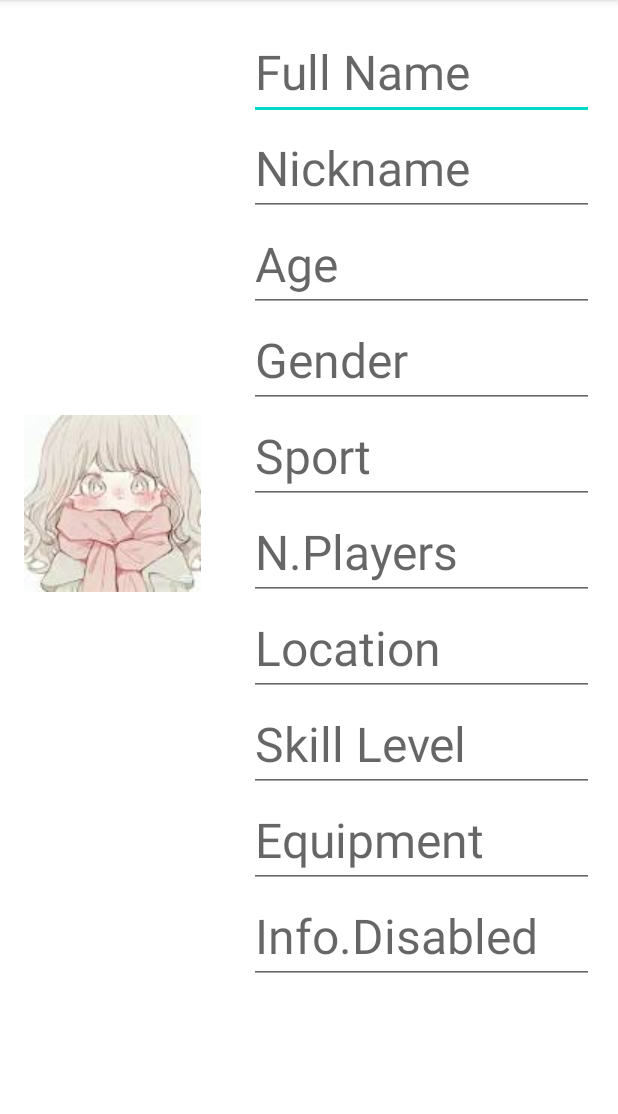
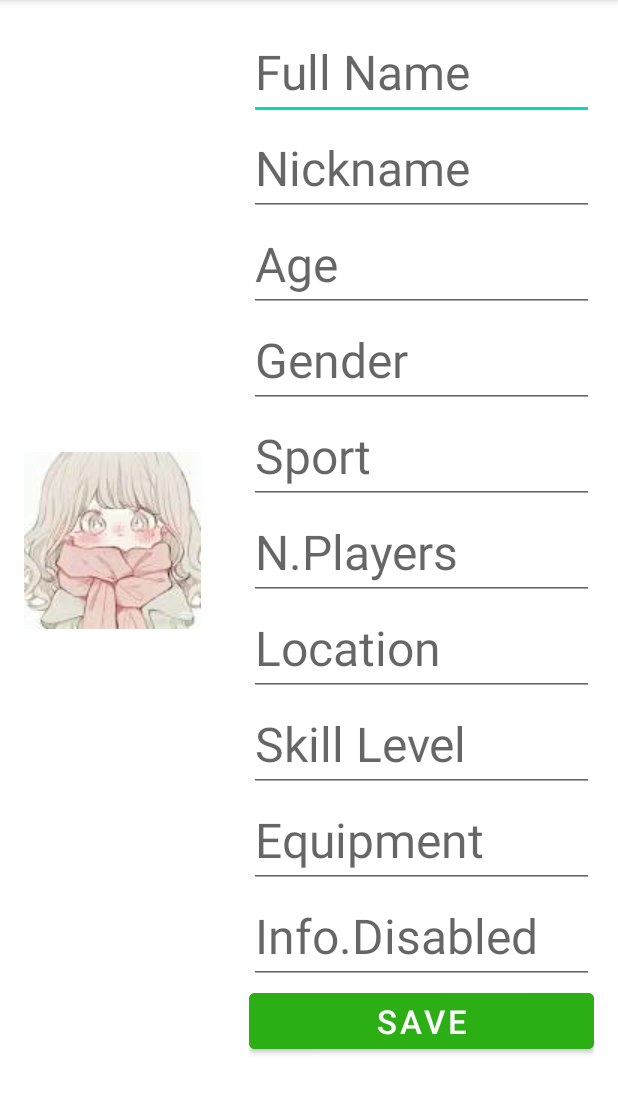
Before and after one commit to chenghuakang/ShowProfileActivity, an Android app: the EditProfileActivity screen opened directly, with no data from a screen before it, on a phone screen of 412 x 824 dp, the part 84-1198 px from its top. Run offline under Robolectric (Android 15) with nearby library versions, the phone set to English and light mode, and no system bars.

Commit message:
added onSaveInstanceState

```diff
--- a/app/src/main/java/com/example/showprofileactivity/EditProfileActivity.kt
+++ b/app/src/main/java/com/example/showprofileactivity/EditProfileActivity.kt
@@ -2,10 +2,54 @@ package com.example.showprofileactivity
 
 import androidx.appcompat.app.AppCompatActivity
 import android.os.Bundle
+import android.widget.Button
+import android.widget.EditText
+import android.widget.LinearLayout
 
 class EditProfileActivity : AppCompatActivity() {
+    lateinit var fn: EditText
+    lateinit var nick: EditText
+    lateinit var age: EditText
+    lateinit var gender: EditText
+    lateinit var sport: EditText
+    lateinit var players: EditText
+    lateinit var location: EditText
+    lateinit var skill: EditText
+    lateinit var equipment: EditText
+    lateinit var disabled: EditText
+
+
     override fun onCreate(savedInstanceState: Bundle?) {
         super.onCreate(savedInstanceState)
         setContentView(R.layout.activity_edit_profile)
+
+        fn = findViewById(R.id.fullname)
+        nick = findViewById(R.id.nickname)
+        age = findViewById(R.id.age)
+        gender = findViewById(R.id.gender)
+        sport = findViewById(R.id.sport)
+        players = findViewById(R.id.players)
+        location = findViewById(R.id.location)
+        skill = findViewById(R.id.skill)
+        equipment = findViewById(R.id.equipment)
+        disabled = findViewById(R.id.disabled)
+
+        val b= findViewById<Button>(R.id.button2)
+    }
+
+    override fun onSaveInstanceState(outState: Bundle) {
+        //saves data when screen is rotated
+
+        super.onSaveInstanceState(outState)
+        outState.putString("fullname_text",fn.toString())
+        outState.putString("nickname_text",nick.toString())
+        outState.putInt("age_int",age.toString().toIntOrNull() ?: 0)
+        outState.putString("gender_text",gender.toString())
+        outState.putString("sport_text",sport.toString())
+        outState.putInt("players_int",players.toString().toIntOrNull() ?: 0)
+        outState.putString("location_text",location.toString())
+        outState.putString("skill_text",skill.toString())
+        outState.putString("equipment_text",equipment.toString())
+        outState.putString("disabled_text",disabled.toString())
     }
 }
--- a/app/src/main/res/layout/activity_edit_profile.xml
+++ b/app/src/main/res/layout/activity_edit_profile.xml
@@ -1,41 +1,43 @@
 <?xml version="1.0" encoding="utf-8"?>
-<ScrollView
-    xmlns:android="http://schemas.android.com/apk/res/android"
+<ScrollView xmlns:android="http://schemas.android.com/apk/res/android"
     xmlns:app="http://schemas.android.com/apk/res-auto"
     xmlns:tools="http://schemas.android.com/tools"
     android:layout_width="match_parent"
     android:layout_height="match_parent"
-    tools:context=".EditProfileActivity"
+    android:label="EditProfileActivity"
     android:orientation="vertical"
-    android:label="EditProfileActivity"
     android:parentActivityName=".MainActivity"
-    >
+    tools:context=".EditProfileActivity">
 
     <LinearLayout
         android:layout_width="match_parent"
         android:layout_height="wrap_content"
-        android:padding="16dp"
-        android:orientation="horizontal">
+        android:orientation="horizontal"
+        android:padding="16dp">
+
         <LinearLayout
             android:layout_width="wrap_content"
             android:layout_height="wrap_content"
-            android:layout_weight="1"
-            android:layout_gravity="center">
+            android:layout_gravity="center"
+            android:layout_weight="1">
+
             <ImageView
                 android:id="@+id/imageView"
                 android:layout_width="wrap_content"
                 android:layout_height="wrap_content"
-                android:background="@drawable/images"
+                android:layout_gravity="center_horizontal"
                 android:layout_marginRight="16dp"
-                android:layout_gravity="center_horizontal"/>
+                android:background="@drawable/images" />
         </LinearLayout>
+
         <LinearLayout
             android:layout_width="wrap_content"
             android:layout_height="wrap_content"
-            android:orientation="vertical"
-            android:layout_weight="2">
+            android:layout_weight="2"
+            android:orientation="vertical">
 
             <EditText
+                android:id="@+id/fullname"
                 android:layout_width="match_parent"
                 android:layout_height="wrap_content"
                 android:hint="@string/full_name"
@@ -43,69 +45,91 @@
                 android:textSize="32sp" />
 
             <EditText
+                android:id="@+id/nickname"
                 android:layout_width="match_parent"
                 android:layout_height="wrap_content"
+                android:hint="@string/nickname"
                 android:inputType="text"
-                android:hint="@string/nickname"
                 android:textSize="32sp" />
 
             <EditText
+                android:id="@+id/age"
                 android:layout_width="match_parent"
                 android:layout_height="wrap_content"
+                android:hint="@string/age"
                 android:inputType="number"
-                android:hint="@string/age"
                 android:textSize="32sp" />
 
             <EditText
+                android:id="@+id/gender"
                 android:layout_width="match_parent"
                 android:layout_height="wrap_content"
+                android:hint="@string/gender"
                 android:inputType="text"
-                android:hint="@string/gender"
                 android:textSize="32sp" />
 
             <EditText
+                android:id="@+id/sport"
                 android:layout_width="match_parent"
                 android:layout_height="wrap_content"
+                android:hint="@string/sport"
                 android:inputType="text"
-                android:hint="@string/sport"
                 android:textSize="32sp" />
 
             <EditText
+                android:id="@+id/players"
                 android:layout_width="match_parent"
                 android:layout_height="wrap_content"
+                android:hint="@string/num_players"
                 android:inputType="number"
-                android:hint="@string/num_players"
                 android:textSize="32sp" />
 
             <EditText
+                android:id="@+id/location"
                 android:layout_width="match_parent"
                 android:layout_height="wrap_content"
+                android:hint="@string/location"
                 android:inputType="text"
-                android:hint="@string/location"
                 android:textSize="32sp" />
 
             <EditText
+                android:id="@+id/skill"
                 android:layout_width="match_parent"
                 android:layout_height="wrap_content"
+                android:hint="@string/skill_lvl"
                 android:inputType="text"
-                android:hint="@string/skill_lvl"
                 android:textSize="32sp" />
 
 
             <EditText
+                android:id="@+id/equipment"
                 android:layout_width="match_parent"
                 android:layout_height="wrap_content"
+                android:hint="@string/equipment"
                 android:inputType="text"
-                android:hint="@string/equipment"
                 android:textSize="32sp" />
 
             <EditText
+                android:id="@+id/disabled"
                 android:layout_width="match_parent"
                 android:layout_height="wrap_content"
+                android:hint="@string/info_disabled"
                 android:inputType="text"
-                android:hint="@string/info_disabled"
                 android:textSize="32sp" />
+
+            <Button
+                android:id="@+id/button2"
+                android:layout_width="match_parent"
+                android:layout_height="match_parent"
+                android:backgroundTint="#2BAF14"
+                android:gravity="center_horizontal"
+                android:text="Save"
+                android:textColor="@android:color/white"
+                android:textSize="22sp" />
+
+
         </LinearLayout>
+
 
     </LinearLayout>
 
```
